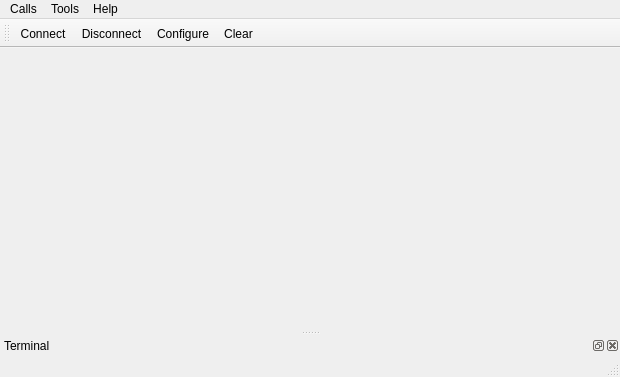
Before: the Qt Designer form terminal/mainwindow.ui in yeetypete/cereal, drawn with Qt 5.
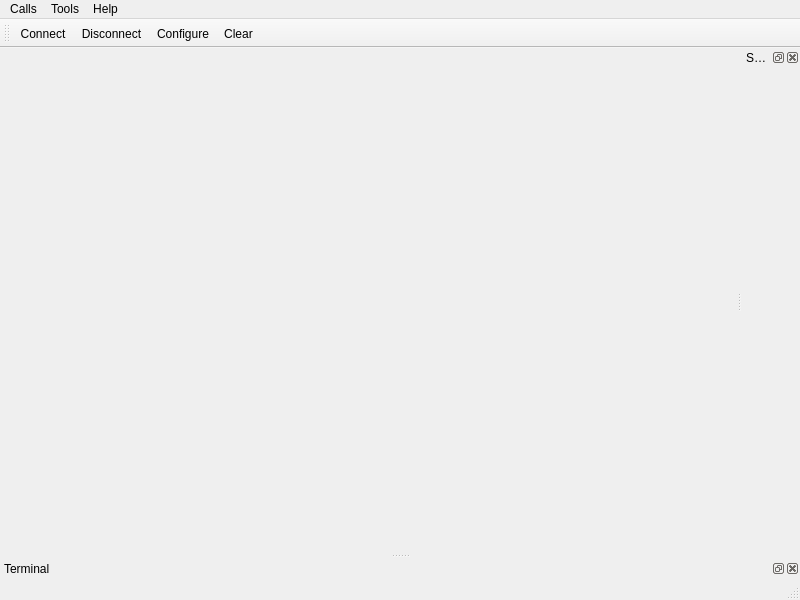
After: the same form once the commit is applied. Icons and pictures are not drawn.

Commit message: added chart as dock widget

```diff
--- a/terminal/mainwindow.ui
+++ b/terminal/mainwindow.ui
@@ -6,8 +6,8 @@
    <rect>
     <x>0</x>
     <y>0</y>
-    <width>620</width>
-    <height>377</height>
+    <width>800</width>
+    <height>600</height>
    </rect>
   </property>
   <property name="windowTitle">
@@ -21,7 +21,7 @@
     <rect>
      <x>0</x>
      <y>0</y>
-     <width>620</width>
+     <width>800</width>
      <height>22</height>
     </rect>
    </property>
@@ -75,6 +75,21 @@
    </attribute>
    <widget class="QWidget" name="dockWidgetContents_5"/>
   </widget>
+  <widget class="QDockWidget" name="dockWidget">
+   <property name="minimumSize">
+    <size>
+     <width>58</width>
+     <height>35</height>
+    </size>
+   </property>
+   <property name="windowTitle">
+    <string>Serial Plotter</string>
+   </property>
+   <attribute name="dockWidgetArea">
+    <number>2</number>
+   </attribute>
+   <widget class="QWidget" name="dockWidgetContents"/>
+  </widget>
   <action name="actionAbout">
    <property name="text">
     <string>&amp;About</string>
```
Left out of the diff: 3 changed lines with no effect on the pictures. The commit also changes 4 other files.
